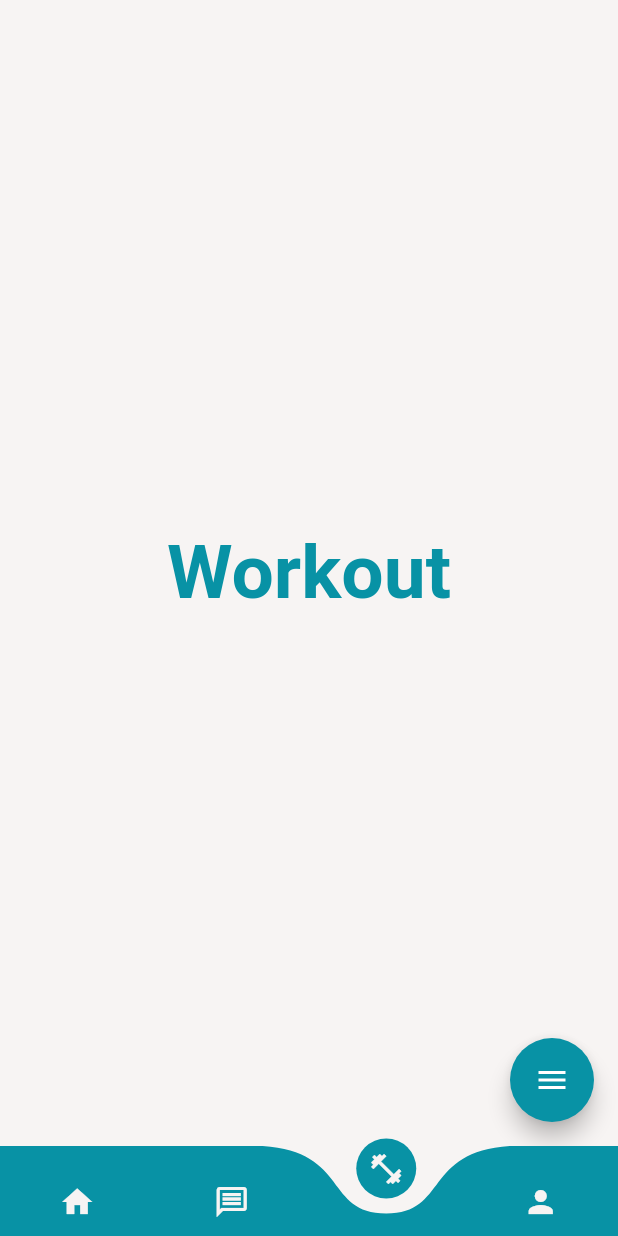
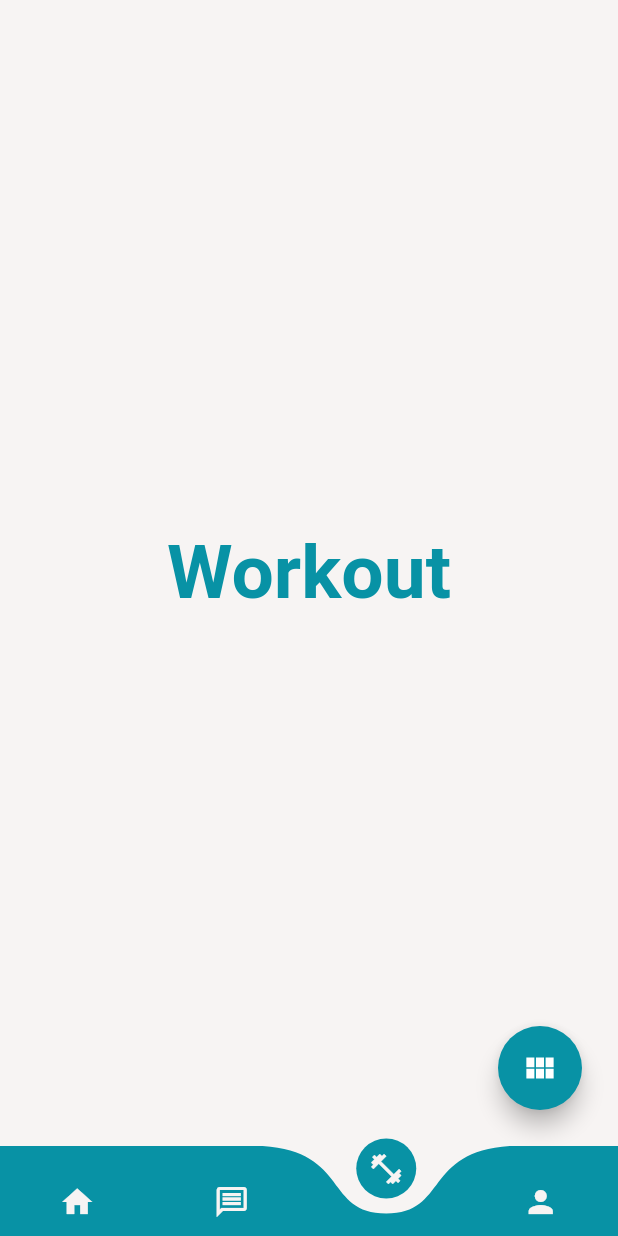
Before and after one commit to AnthonyBeerus/project_kaizen, a Flutter app: the screen it shows after launch, item 3 of the bottom bar chosen, on a phone screen of 412 x 824 dp. Run offline on Flutter 3.47's test engine with Material 2 defaults, Android fonts, the phone set to English and light mode, and no system bars; drawn by our look-alikes of curved_navigation_bar, flutter_speed_dial.

Commit message:
Changed floating action position, color and icon

```diff
--- a/lib/pages/workout.dart
+++ b/lib/pages/workout.dart
@@ -15,18 +15,28 @@ class _WorkoutState extends State<Workout> {
   @override
   Widget build(BuildContext context) {
     return Scaffold(
-      floatingActionButton: SpeedDial(
+      floatingActionButtonLocation: FloatingActionButtonLocation.endFloat,
+      floatingActionButton: Padding(
+        padding: const EdgeInsets.all(8.0),
+        child: SpeedDial(
           backgroundColor: secondaryColor,
           overlayColor: primaryColor,
           overlayOpacity: 0.4,
-        animatedIcon: AnimatedIcons.menu_arrow,
+          animatedIcon: AnimatedIcons.view_list,
+          spacing: 10,
+          spaceBetweenChildren: 10,
           children: [
             SpeedDialChild(
-            backgroundColor: thirdColor,
-            child: const Icon(Icons.bar_chart)
+              backgroundColor: secondaryColor,
+              child: const Icon(Icons.bar_chart, color: Colors.white,),
+              labelWidget: const Text(
+                'Workout History',
+                ),
             ),
           ],
         ),
+      ),
+
       backgroundColor: primaryColor,
       body: Center(
         child: Text(
```
Also changed, not shown: lib/pages/message.dart (+13 -3 lines). Lines whose indentation alone changed are shown as unchanged.
